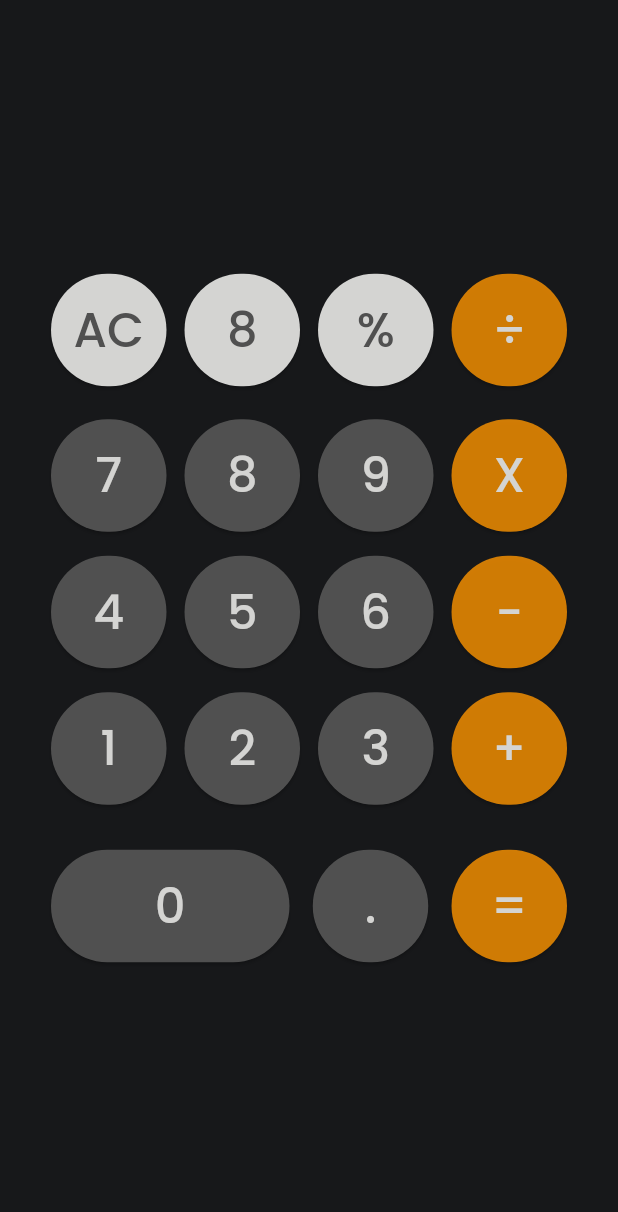
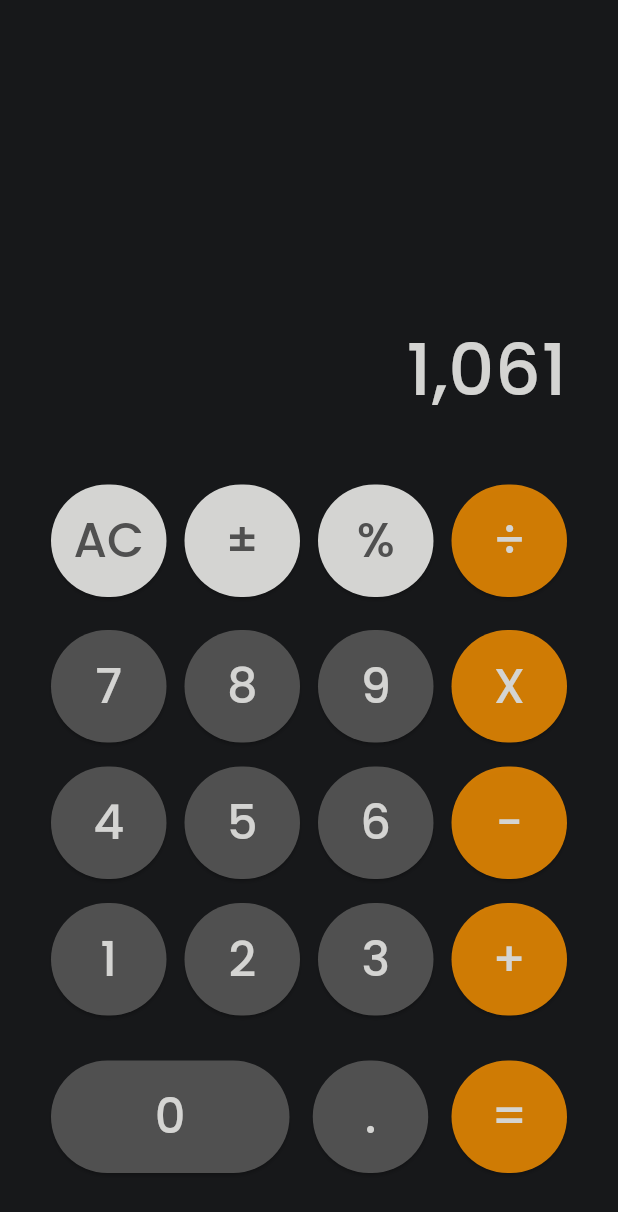
Before and after one commit to HamzaAlwajeeh/Calculator, a Flutter app: the screen it shows after launch, on a phone screen of 412 x 824 dp. Shown: the top 1212 px of the screen. Run offline on Flutter 3.47's test engine with Material 3 defaults, Android fonts, the phone set to English and light mode, and no system bars.

Commit message:
Refactor home view with SVG icon and body widget

```diff
--- a/lib/Featurs/home/presentation/Views/home_view.dart
+++ b/lib/Featurs/home/presentation/Views/home_view.dart
@@ -1,5 +1,4 @@
-import 'package:calculator/Featurs/home/presentation/Views/widgets/custom_row_buttons.dart';
-import 'package:calculator/constants/constants.dart';
+import 'package:calculator/Featurs/home/presentation/Views/widgets/home_view_body.dart';
 import 'package:flutter/material.dart';
 
 class HomeView extends StatelessWidget {
@@ -7,42 +6,6 @@ class HomeView extends StatelessWidget {
 
   @override
   Widget build(BuildContext context) {
-    return Scaffold(
-      body: Column(
-        mainAxisAlignment: MainAxisAlignment.center,
-        children: [ButtonsSection()],
-      ),
-    );
+    return Scaffold(body: HomeViewBody());
   }
 }
-
-class ButtonsSection extends StatelessWidget {
-  const ButtonsSection({super.key});
-
-  @override
-  Widget build(BuildContext context) {
-    return Padding(
-      padding: const EdgeInsets.symmetric(horizontal: 34, vertical: 42),
-      child: Column(
-        children: [
-          CustomRowButtons(
-            text1: 'AC',
-            text2: '8',
-            text3: '%',
-            text4: '÷',
-            textColor: ColorsStyles.secondaryColor,
-            backgroundColor: ColorsStyles.greyColor,
-          ),
-          const SizedBox(height: 22),
-          CustomRowButtons(text1: '7', text2: '8', text3: '9', text4: 'X'),
-          const SizedBox(height: 16),
-          CustomRowButtons(text1: '4', text2: '5', text3: '6', text4: '-'),
-          const SizedBox(height: 16),
-          CustomRowButtons(text1: '1', text2: '2', text3: '3', text4: '+'),
-          const SizedBox(height: 30),
-          CustomRowButtons(text1: '0', text3: '.', text4: '=', width: 159),
-        ],
-      ),
-    );
-  }
-}
--- /dev/null
+++ b/lib/Featurs/home/presentation/Views/widgets/button_section.dart
@@ -0,0 +1,35 @@
+import 'package:calculator/Featurs/home/presentation/Views/widgets/custom_row_buttons.dart';
+import 'package:calculator/constants/constants.dart';
+import 'package:flutter/material.dart';
+
+class ButtonsSection extends StatelessWidget {
+  const ButtonsSection({super.key});
+
+  @override
+  Widget build(BuildContext context) {
+    return Padding(
+      padding: const EdgeInsets.symmetric(vertical: 42),
+      child: Column(
+        mainAxisAlignment: MainAxisAlignment.end,
+        children: [
+          CustomRowButtons(
+            text1: 'AC',
+            text2: '±',
+            text3: '%',
+            text4: '÷',
+            textColor: ColorsStyles.secondaryColor,
+            backgroundColor: ColorsStyles.greyColor,
+          ),
+          const SizedBox(height: 22),
+          CustomRowButtons(text1: '7', text2: '8', text3: '9', text4: 'X'),
+          const SizedBox(height: 16),
+          CustomRowButtons(text1: '4', text2: '5', text3: '6', text4: '-'),
+          const SizedBox(height: 16),
+          CustomRowButtons(text1: '1', text2: '2', text3: '3', text4: '+'),
+          const SizedBox(height: 30),
+          CustomRowButtons(text1: '0', text3: '.', text4: '=', width: 159),
+        ],
+      ),
+    );
+  }
+}
--- /dev/null
+++ b/lib/Featurs/home/presentation/Views/widgets/home_view_body.dart
@@ -0,0 +1,27 @@
+import 'package:calculator/Featurs/home/presentation/Views/widgets/button_section.dart';
+import 'package:calculator/constants/constants.dart';
+import 'package:calculator/core/styles/styles.dart';
+import 'package:flutter/material.dart';
+
+class HomeViewBody extends StatelessWidget {
+  const HomeViewBody({super.key});
+
+  @override
+  Widget build(BuildContext context) {
+    return Padding(
+      padding: const EdgeInsets.symmetric(horizontal: 34),
+      child: Column(
+        mainAxisAlignment: MainAxisAlignment.end,
+        crossAxisAlignment: CrossAxisAlignment.end,
+        children: [
+          Text(
+            '1,061',
+            style: Styles.textStyle48.copyWith(color: ColorsStyles.greyColor),
+            textAlign: TextAlign.right,
+          ),
+          ButtonsSection(),
+        ],
+      ),
+    );
+  }
+}
```
Also changed, not shown: pubspec.yaml (+6 -13 lines), assets/icons/Vector.svg (added), pubspec.lock.
